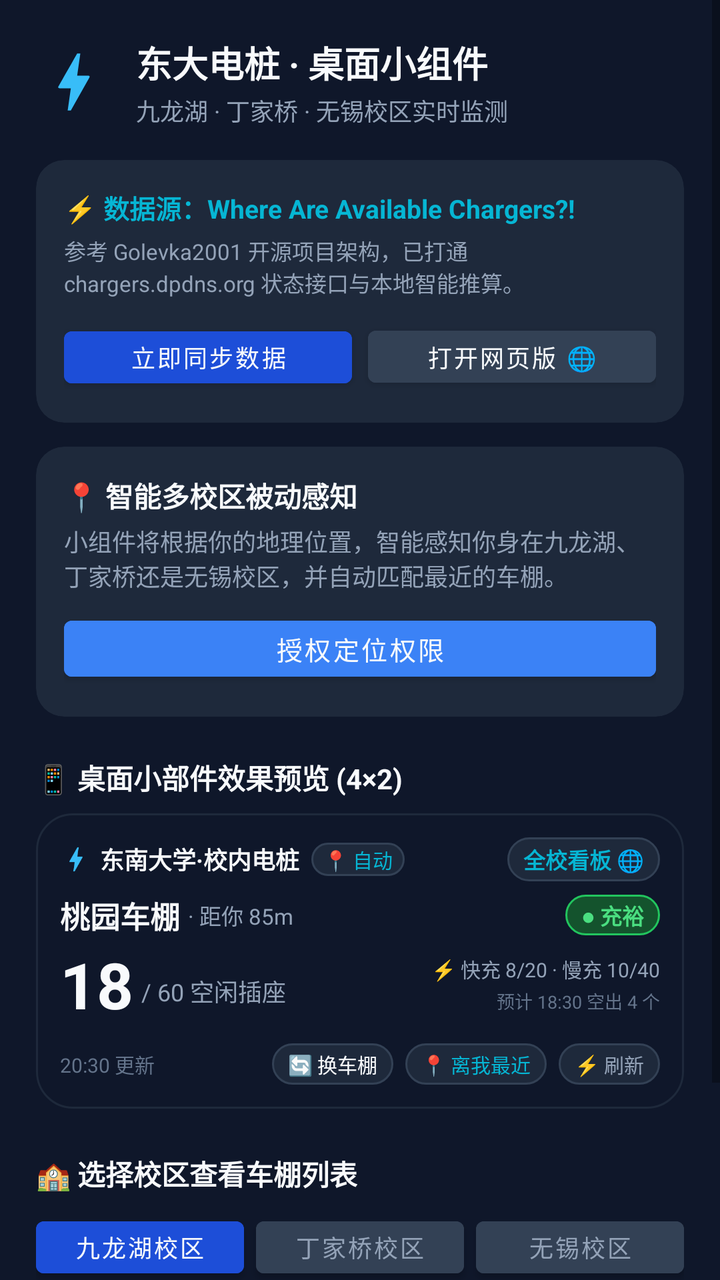
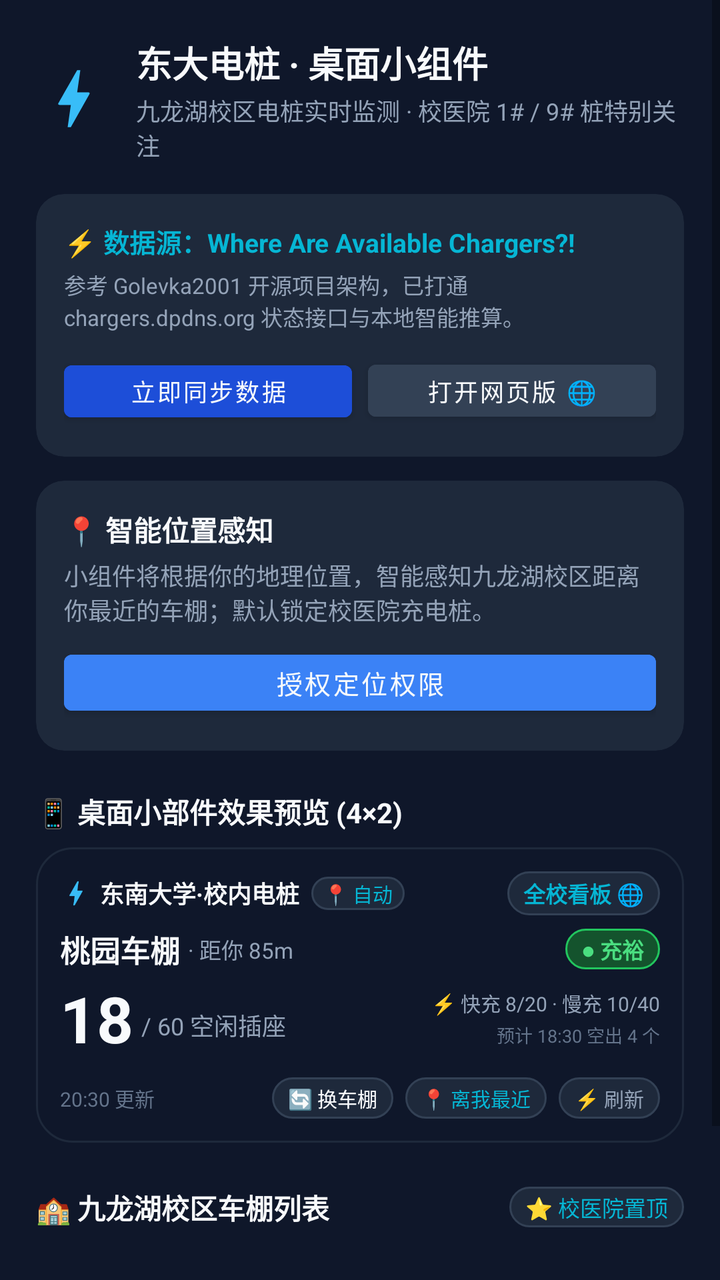

Before-and-after screenshots of an Android layout around one commit, followed by the original layout XML and the change that was made.
<!-- AndroidManifest.xml: application theme Theme.SEUChargingWidget -->
<!-- res/layout/activity_main.xml -->
<?xml version="1.0" encoding="utf-8"?>
<ScrollView xmlns:android="http://schemas.android.com/apk/res/android"
    xmlns:app="http://schemas.android.com/apk/res-auto"
    android:layout_width="match_parent"
    android:layout_height="match_parent"
    android:background="@color/bg_widget"
    android:fillViewport="true">

    <LinearLayout
        android:layout_width="match_parent"
        android:layout_height="wrap_content"
        android:orientation="vertical"
        android:padding="18dp">

        
        <LinearLayout
            android:layout_width="match_parent"
            android:layout_height="wrap_content"
            android:gravity="center_vertical"
            android:orientation="horizontal">

            <ImageView
                android:layout_width="38dp"
                android:layout_height="38dp"
                android:src="@drawable/ic_bolt" />

            <LinearLayout
                android:layout_width="0dp"
                android:layout_height="wrap_content"
                android:layout_marginStart="12dp"
                android:layout_weight="1"
                android:orientation="vertical">

                <TextView
                    android:layout_width="wrap_content"
                    android:layout_height="wrap_content"
                    android:text="东大电桩 · 桌面小组件"
                    android:textColor="@color/text_primary"
                    android:textSize="18sp"
                    android:textStyle="bold" />

                <TextView
                    android:layout_width="wrap_content"
                    android:layout_height="wrap_content"
                    android:layout_marginTop="2dp"
                    android:text="九龙湖 · 丁家桥 · 无锡校区实时监测"
                    android:textColor="@color/text_secondary"
                    android:textSize="12sp" />
            </LinearLayout>
        </LinearLayout>

        
        <androidx.cardview.widget.CardView
            android:layout_width="match_parent"
            android:layout_height="wrap_content"
            android:layout_marginTop="16dp"
            app:cardBackgroundColor="@color/bg_card_inner"
            app:cardCornerRadius="14dp"
            app:cardElevation="0dp">

            <LinearLayout
                android:layout_width="match_parent"
                android:layout_height="wrap_content"
                android:orientation="vertical"
                android:padding="14dp">

                <TextView
                    android:layout_width="wrap_content"
                    android:layout_height="wrap_content"
                    android:text="⚡ 数据源：Where Are Available Chargers?!"
                    android:textColor="@color/accent_cyan"
                    android:textSize="13sp"
                    android:textStyle="bold" />

                <TextView
                    android:id="@+id/tv_sync_status"
                    android:layout_width="wrap_content"
                    android:layout_height="wrap_content"
                    android:layout_marginTop="4dp"
                    android:text="参考 Golevka2001 开源项目架构，已打通 chargers.dpdns.org 状态接口与本地智能推算。"
                    android:textColor="@color/text_secondary"
                    android:textSize="11sp" />

                <LinearLayout
                    android:layout_width="match_parent"
                    android:layout_height="wrap_content"
                    android:layout_marginTop="10dp"
                    android:orientation="horizontal">

                    <Button
                        android:id="@+id/btn_sync_remote"
                        android:layout_width="0dp"
                        android:layout_height="38dp"
                        android:layout_weight="1"
                        android:backgroundTint="@color/btn_accent_bg"
                        android:text="立即同步数据"
                        android:textColor="@color/text_primary"
                        android:textSize="12sp" />

                    <Button
                        android:id="@+id/btn_open_dpdns"
                        android:layout_width="0dp"
                        android:layout_height="38dp"
                        android:layout_marginStart="8dp"
                        android:layout_weight="1"
                        android:backgroundTint="@color/btn_pill_stroke"
                        android:text="打开网页版 🌐"
                        android:textColor="@color/text_primary"
                        android:textSize="12sp" />
                </LinearLayout>
            </LinearLayout>
        </androidx.cardview.widget.CardView>

        
        <androidx.cardview.widget.CardView
            android:id="@+id/card_permission"
            android:layout_width="match_parent"
            android:layout_height="wrap_content"
            android:layout_marginTop="12dp"
            app:cardBackgroundColor="@color/bg_card_inner"
            app:cardCornerRadius="14dp"
            app:cardElevation="0dp">

            <LinearLayout
                android:layout_width="match_parent"
                android:layout_height="wrap_content"
                android:orientation="vertical"
                android:padding="14dp">

                <TextView
                    android:layout_width="wrap_content"
                    android:layout_height="wrap_content"
                    android:text="📍 智能多校区被动感知"
                    android:textColor="@color/text_primary"
                    android:textSize="14sp"
                    android:textStyle="bold" />

                <TextView
                    android:id="@+id/tv_perm_status"
                    android:layout_width="wrap_content"
                    android:layout_height="wrap_content"
                    android:layout_marginTop="4dp"
                    android:text="小组件将根据你的地理位置，智能感知你身在九龙湖、丁家桥还是无锡校区，并自动匹配最近的车棚。"
                    android:textColor="@color/text_secondary"
                    android:textSize="12sp" />

                <Button
                    android:id="@+id/btn_grant_permission"
                    android:layout_width="match_parent"
                    android:layout_height="40dp"
                    android:layout_marginTop="8dp"
                    android:backgroundTint="@color/accent_blue"
                    android:text="授权定位权限"
                    android:textColor="@color/text_primary"
                    android:textSize="13sp" />
            </LinearLayout>
        </androidx.cardview.widget.CardView>

        
        <TextView
            android:layout_width="wrap_content"
            android:layout_height="wrap_content"
            android:layout_marginTop="20dp"
            android:text="📱 桌面小部件效果预览 (4×2)"
            android:textColor="@color/text_primary"
            android:textSize="14sp"
            android:textStyle="bold" />

        <FrameLayout
            android:id="@+id/widget_preview_container"
            android:layout_width="match_parent"
            android:layout_height="wrap_content"
            android:layout_marginTop="8dp">
            <include layout="@layout/widget_charging_4x2" />
        </FrameLayout>

        
        <TextView
            android:layout_width="wrap_content"
            android:layout_height="wrap_content"
            android:layout_marginTop="22dp"
            android:text="🏫 选择校区查看车棚列表"
            android:textColor="@color/text_primary"
            android:textSize="14sp"
            android:textStyle="bold" />

        <LinearLayout
            android:layout_width="match_parent"
            android:layout_height="wrap_content"
            android:layout_marginTop="8dp"
            android:orientation="horizontal">

            <Button
                android:id="@+id/tab_jiulonghu"
                android:layout_width="0dp"
                android:layout_height="38dp"
                android:layout_weight="1"
                android:backgroundTint="@color/btn_accent_bg"
                android:text="九龙湖校区"
                android:textColor="@color/text_primary"
                android:textSize="12sp" />

            <Button
                android:id="@+id/tab_dingjiaqiao"
                android:layout_width="0dp"
                android:layout_height="38dp"
                android:layout_marginStart="6dp"
                android:layout_weight="1"
                android:backgroundTint="@color/btn_pill_stroke"
                android:text="丁家桥校区"
                android:textColor="@color/text_secondary"
                android:textSize="12sp" />

            <Button
                android:id="@+id/tab_wuxi"
                android:layout_width="0dp"
                android:layout_height="38dp"
                android:layout_marginStart="6dp"
                android:layout_weight="1"
                android:backgroundTint="@color/btn_pill_stroke"
                android:text="无锡校区"
                android:textColor="@color/text_secondary"
                android:textSize="12sp" />
        </LinearLayout>

        
        <LinearLayout
            android:id="@+id/layout_stations_list"
            android:layout_width="match_parent"
            android:layout_height="wrap_content"
            android:layout_marginTop="12dp"
            android:orientation="vertical">
            
        </LinearLayout>

        
        <Button
            android:id="@+id/btn_open_github"
            android:layout_width="match_parent"
            android:layout_height="44dp"
            android:layout_marginTop="16dp"
            android:layout_marginBottom="24dp"
            android:backgroundTint="@color/bg_card_inner"
            android:text="⭐ 查看 Golevka2001 原项目 GitHub 仓库"
            android:textColor="@color/text_secondary"
            android:textSize="13sp" />

    </LinearLayout>
</ScrollView>
<!-- res/layout/widget_charging_4x2.xml (included above) -->
<?xml version="1.0" encoding="utf-8"?>
<LinearLayout xmlns:android="http://schemas.android.com/apk/res/android"
    android:id="@+id/widget_root"
    android:layout_width="match_parent"
    android:layout_height="match_parent"
    android:background="@drawable/bg_widget_card"
    android:orientation="vertical"
    android:padding="12dp">

    
    <LinearLayout
        android:layout_width="match_parent"
        android:layout_height="wrap_content"
        android:gravity="center_vertical"
        android:orientation="horizontal">

        <ImageView
            android:layout_width="16dp"
            android:layout_height="16dp"
            android:contentDescription="@string/widget_title"
            android:src="@drawable/ic_bolt" />

        <TextView
            android:layout_width="wrap_content"
            android:layout_height="wrap_content"
            android:layout_marginStart="4dp"
            android:text="@string/widget_title"
            android:textColor="@color/text_primary"
            android:textSize="12sp"
            android:textStyle="bold" />

        <TextView
            android:id="@+id/tv_mode_tag"
            android:layout_width="wrap_content"
            android:layout_height="wrap_content"
            android:layout_marginStart="6dp"
            android:background="@drawable/bg_pill_button"
            android:paddingStart="6dp"
            android:paddingTop="1dp"
            android:paddingEnd="6dp"
            android:paddingBottom="1dp"
            android:text="📍 自动"
            android:textColor="@color/accent_cyan"
            android:textSize="10sp" />

        <FrameLayout
            android:layout_width="0dp"
            android:layout_height="1dp"
            android:layout_weight="1" />

        
        <TextView
            android:id="@+id/btn_web"
            android:layout_width="wrap_content"
            android:layout_height="wrap_content"
            android:background="@drawable/bg_pill_button"
            android:paddingStart="8dp"
            android:paddingTop="3dp"
            android:paddingEnd="8dp"
            android:paddingBottom="3dp"
            android:text="@string/btn_web"
            android:textColor="@color/accent_cyan"
            android:textSize="11sp"
            android:textStyle="bold" />
    </LinearLayout>

    
    <LinearLayout
        android:layout_width="match_parent"
        android:layout_height="wrap_content"
        android:layout_marginTop="6dp"
        android:gravity="center_vertical"
        android:orientation="horizontal">

        <TextView
            android:id="@+id/tv_station_name"
            android:layout_width="wrap_content"
            android:layout_height="wrap_content"
            android:ellipsize="end"
            android:maxWidth="180dp"
            android:singleLine="true"
            android:text="桃园车棚"
            android:textColor="@color/text_primary"
            android:textSize="15sp"
            android:textStyle="bold" />

        <TextView
            android:id="@+id/tv_distance_info"
            android:layout_width="wrap_content"
            android:layout_height="wrap_content"
            android:layout_marginStart="4dp"
            android:text="· 距你 85m"
            android:textColor="@color/text_secondary"
            android:textSize="11sp" />

        <FrameLayout
            android:layout_width="0dp"
            android:layout_height="1dp"
            android:layout_weight="1" />

        
        <TextView
            android:id="@+id/tv_status_badge"
            android:layout_width="wrap_content"
            android:layout_height="wrap_content"
            android:background="@drawable/bg_badge_green"
            android:paddingStart="8dp"
            android:paddingTop="2dp"
            android:paddingEnd="8dp"
            android:paddingBottom="2dp"
            android:text="● 充裕"
            android:textColor="@color/status_green_text"
            android:textSize="11sp"
            android:textStyle="bold" />
    </LinearLayout>

    
    <LinearLayout
        android:layout_width="match_parent"
        android:layout_height="wrap_content"
        android:layout_marginTop="2dp"
        android:gravity="center_vertical"
        android:orientation="horizontal">

        
        <LinearLayout
            android:layout_width="wrap_content"
            android:layout_height="wrap_content"
            android:gravity="bottom"
            android:orientation="horizontal">

            <TextView
                android:id="@+id/tv_free_count"
                android:layout_width="wrap_content"
                android:layout_height="wrap_content"
                android:text="18"
                android:textColor="@color/text_primary"
                android:textSize="32sp"
                android:textStyle="bold" />

            <TextView
                android:id="@+id/tv_total_suffix"
                android:layout_width="wrap_content"
                android:layout_height="wrap_content"
                android:layout_marginStart="4dp"
                android:layout_marginBottom="4dp"
                android:text="/ 60 空闲插座"
                android:textColor="@color/text_secondary"
                android:textSize="12sp" />
        </LinearLayout>

        <FrameLayout
            android:layout_width="0dp"
            android:layout_height="1dp"
            android:layout_weight="1" />

        
        <LinearLayout
            android:layout_width="wrap_content"
            android:layout_height="wrap_content"
            android:gravity="end"
            android:orientation="vertical">

            <TextView
                android:id="@+id/tv_breakdown"
                android:layout_width="wrap_content"
                android:layout_height="wrap_content"
                android:text="⚡ 快充 8/20 · 慢充 10/40"
                android:textColor="@color/text_secondary"
                android:textSize="10sp" />

            <TextView
                android:id="@+id/tv_trend_prediction"
                android:layout_width="wrap_content"
                android:layout_height="wrap_content"
                android:layout_marginTop="2dp"
                android:text="预计 18:30 空出 4 个"
                android:textColor="@color/text_muted"
                android:textSize="9sp" />
        </LinearLayout>
    </LinearLayout>

    
    <LinearLayout
        android:layout_width="match_parent"
        android:layout_height="wrap_content"
        android:layout_marginTop="8dp"
        android:gravity="center_vertical"
        android:orientation="horizontal">

        <TextView
            android:id="@+id/tv_update_time"
            android:layout_width="wrap_content"
            android:layout_height="wrap_content"
            android:text="20:30 更新"
            android:textColor="@color/text_muted"
            android:textSize="10sp" />

        <FrameLayout
            android:layout_width="0dp"
            android:layout_height="1dp"
            android:layout_weight="1" />

        
        <TextView
            android:id="@+id/btn_switch_next"
            android:layout_width="wrap_content"
            android:layout_height="wrap_content"
            android:layout_marginEnd="6dp"
            android:background="@drawable/bg_pill_button"
            android:paddingStart="8dp"
            android:paddingTop="3dp"
            android:paddingEnd="8dp"
            android:paddingBottom="3dp"
            android:text="@string/btn_switch_next"
            android:textColor="@color/text_primary"
            android:textSize="10sp" />

        
        <TextView
            android:id="@+id/btn_auto_locate"
            android:layout_width="wrap_content"
            android:layout_height="wrap_content"
            android:layout_marginEnd="6dp"
            android:background="@drawable/bg_pill_button"
            android:paddingStart="8dp"
            android:paddingTop="3dp"
            android:paddingEnd="8dp"
            android:paddingBottom="3dp"
            android:text="@string/btn_auto_loc"
            android:textColor="@color/accent_cyan"
            android:textSize="10sp" />

        
        <TextView
            android:id="@+id/btn_refresh"
            android:layout_width="wrap_content"
            android:layout_height="wrap_content"
            android:background="@drawable/bg_pill_button"
            android:paddingStart="8dp"
            android:paddingTop="3dp"
            android:paddingEnd="8dp"
            android:paddingBottom="3dp"
            android:text="@string/btn_refresh"
            android:textColor="@color/text_secondary"
            android:textSize="10sp" />
    </LinearLayout>

</LinearLayout>
<!-- resources referenced by this layout -->
<resources>
  <color name="accent_blue">#3b82f6</color>
  <color name="accent_cyan">#06b6d4</color>
  <color name="bg_card_inner">#1e293b</color>
  <color name="bg_widget">#0f172a</color>
  <color name="btn_accent_bg">#1d4ed8</color>
  <color name="btn_pill_stroke">#334155</color>
  <color name="status_green_text">#4ade80</color>
  <color name="text_muted">#64748b</color>
  <color name="text_primary">#f8fafc</color>
  <color name="text_secondary">#94a3b8</color>
  <!-- drawable bg_badge_green (drawable) -->
  <?xml version="1.0" encoding="utf-8"?>
  <shape xmlns:android="http://schemas.android.com/apk/res/android"
      android:shape="rectangle">
      <solid android:color="@color/status_green_bg" />
      <corners android:radius="12dp" />
      <stroke
          android:width="1dp"
          android:color="@color/status_green_stroke" />
  </shape>
  <!-- drawable bg_pill_button (drawable) -->
  <?xml version="1.0" encoding="utf-8"?>
  <shape xmlns:android="http://schemas.android.com/apk/res/android"
      android:shape="rectangle">
      <solid android:color="@color/btn_pill_bg" />
      <corners android:radius="14dp" />
      <stroke
          android:width="1dp"
          android:color="@color/btn_pill_stroke" />
  </shape>
  <!-- drawable bg_widget_card (drawable) -->
  <?xml version="1.0" encoding="utf-8"?>
  <shape xmlns:android="http://schemas.android.com/apk/res/android"
      android:shape="rectangle">
      <solid android:color="#0f172a" />
      <corners android:radius="18dp" />
      <stroke
          android:width="1dp"
          android:color="#1e293b" />
  </shape>
  <!-- drawable ic_bolt (drawable) -->
  <vector xmlns:android="http://schemas.android.com/apk/res/android"
      android:width="24dp"
      android:height="24dp"
      android:viewportWidth="24"
      android:viewportHeight="24">
      <path
          android:fillColor="#38bdf8"
          android:pathData="M11,21h-1l1,-7H7.5c-0.58,0 -0.57,-0.32 -0.38,-0.66c0.19,-0.34 0.05,-0.08 0.07,-0.12C8.48,10.94 10.42,7.54 13,3h1l-1,7h3.5c0.49,0 0.56,0.33 0.31,0.68L11,21z" />
  </vector>
  <string name="btn_auto_loc">📍 离我最近</string>
  <string name="btn_refresh">⚡ 刷新</string>
  <string name="btn_switch_next">🔄 换车棚</string>
  <string name="btn_web">全校看板 🌐</string>
  <string name="widget_title">东南大学·校内电桩</string>
  <style name="Theme.SEUChargingWidget" parent="Theme.MaterialComponents.DayNight.NoActionBar">
          <item name="colorPrimary">@color/accent_blue</item>
          <item name="colorPrimaryVariant">@color/btn_accent_bg</item>
          <item name="colorOnPrimary">@color/text_primary</item>
          <item name="android:statusBarColor">@color/bg_widget</item>
          <item name="android:windowBackground">@color/bg_widget</item>
      </style>
  <color name="status_green_bg">#14532d</color>
  <color name="status_green_stroke">#22c55e</color>
  <color name="btn_pill_bg">#1e293b</color>
</resources>

<!-- the commit's change to res/layout/activity_main.xml (unified diff, before → after) -->
@@ -43,7 +43,7 @@
                     android:layout_width="wrap_content"
                     android:layout_height="wrap_content"
                     android:layout_marginTop="2dp"
-                    android:text="九龙湖 · 丁家桥 · 无锡校区实时监测"
+                    android:text="九龙湖校区电桩实时监测 · 校医院 1# / 9# 桩特别关注"
                     android:textColor="@color/text_secondary"
                     android:textSize="12sp" />
             </LinearLayout>
@@ -130,7 +130,7 @@
                 <TextView
                     android:layout_width="wrap_content"
                     android:layout_height="wrap_content"
-                    android:text="📍 智能多校区被动感知"
+                    android:text="📍 智能位置感知"
                     android:textColor="@color/text_primary"
                     android:textSize="14sp"
                     android:textStyle="bold" />
@@ -140,7 +140,7 @@
                     android:layout_width="wrap_content"
                     android:layout_height="wrap_content"
                     android:layout_marginTop="4dp"
-                    android:text="小组件将根据你的地理位置，智能感知你身在九龙湖、丁家桥还是无锡校区，并自动匹配最近的车棚。"
+                    android:text="小组件将根据你的地理位置，智能感知九龙湖校区距离你最近的车棚；默认锁定校医院充电桩。"
                     android:textColor="@color/text_secondary"
                     android:textSize="12sp" />
 
@@ -175,52 +175,33 @@
         </FrameLayout>
 
         
-        <TextView
-            android:layout_width="wrap_content"
+        <LinearLayout
+            android:layout_width="match_parent"
             android:layout_height="wrap_content"
             android:layout_marginTop="22dp"
-            android:text="🏫 选择校区查看车棚列表"
-            android:textColor="@color/text_primary"
-            android:textSize="14sp"
-            android:textStyle="bold" />
-
-        <LinearLayout
-            android:layout_width="match_parent"
-            android:layout_height="wrap_content"
-            android:layout_marginTop="8dp"
+            android:gravity="center_vertical"
             android:orientation="horizontal">
 
-            <Button
-                android:id="@+id/tab_jiulonghu"
+            <TextView
                 android:layout_width="0dp"
-                android:layout_height="38dp"
+                android:layout_height="wrap_content"
                 android:layout_weight="1"
-                android:backgroundTint="@color/btn_accent_bg"
-                android:text="九龙湖校区"
+                android:text="🏫 九龙湖校区车棚列表"
                 android:textColor="@color/text_primary"
-                android:textSize="12sp" />
-
-            <Button
-                android:id="@+id/tab_dingjiaqiao"
-                android:layout_width="0dp"
-                android:layout_height="38dp"
-                android:layout_marginStart="6dp"
-                android:layout_weight="1"
-                android:backgroundTint="@color/btn_pill_stroke"
-                android:text="丁家桥校区"
-                android:textColor="@color/text_secondary"
-                android:textSize="12sp" />
-
-            <Button
-                android:id="@+id/tab_wuxi"
-                android:layout_width="0dp"
-                android:layout_height="38dp"
-                android:layout_marginStart="6dp"
-                android:layout_weight="1"
-                android:backgroundTint="@color/btn_pill_stroke"
-                android:text="无锡校区"
-                android:textColor="@color/text_secondary"
-                android:textSize="12sp" />
+                android:textSize="14sp"
+                android:textStyle="bold" />
+
+            <TextView
+                android:layout_width="wrap_content"
+                android:layout_height="wrap_content"
+                android:background="@drawable/bg_pill_button"
+                android:paddingStart="8dp"
+                android:paddingTop="2dp"
+                android:paddingEnd="8dp"
+                android:paddingBottom="2dp"
+                android:text="⭐ 校医院置顶"
+                android:textColor="@color/accent_cyan"
+                android:textSize="11sp" />
         </LinearLayout>
 
         
